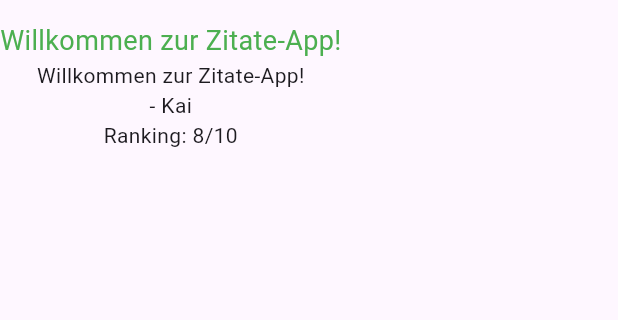
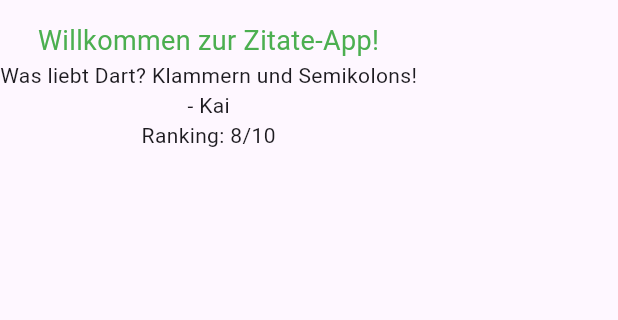
Before and after one commit to komvik/simple_quote_app, a Flutter app: the screen it shows after launch, on a phone screen of 412 x 824 dp, the part 63-383 px from its top. Run offline on Flutter 3.47's test engine with Material 3 defaults, Android fonts, the phone set to English and light mode, and no system bars.

```diff
--- a/lib/quote_app.dart
+++ b/lib/quote_app.dart
@@ -18,8 +18,7 @@ class QuoteApp extends StatelessWidget {
       appBar: AppBar(
         title: const Text("Simple Quote App"),
       ),
-      body: Container(
-        child: Column(
+      body: Column(
         children: [
           const Text(
             "Willkommen zur Zitate-App!",
@@ -33,7 +32,6 @@ class QuoteApp extends StatelessWidget {
           Text("Ranking: $ranking/10"),
         ],
       ),
-      ),
     );
   }
 }
--- a/lib/quote_repository.dart
+++ b/lib/quote_repository.dart
@@ -2,7 +2,7 @@ import 'package:simple_quote_app/quote_data.dart';
 
 class QuoteRepository {
   final QuoteData _quoteData = QuoteData(
-    text: "Willkommen zur Zitate-App!",
+    text: "Was liebt Dart? Klammern und Semikolons!",
     author: "Kai",
     ranking: 8,
   );
```
Also changed, not shown: 1 other file. Lines whose indentation alone changed are shown as unchanged.
